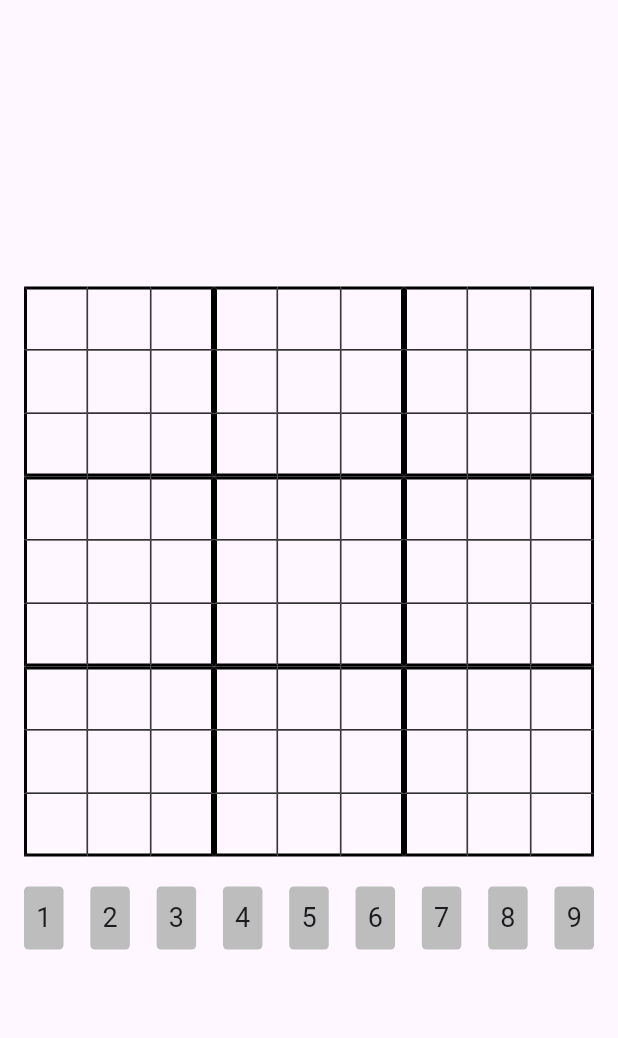
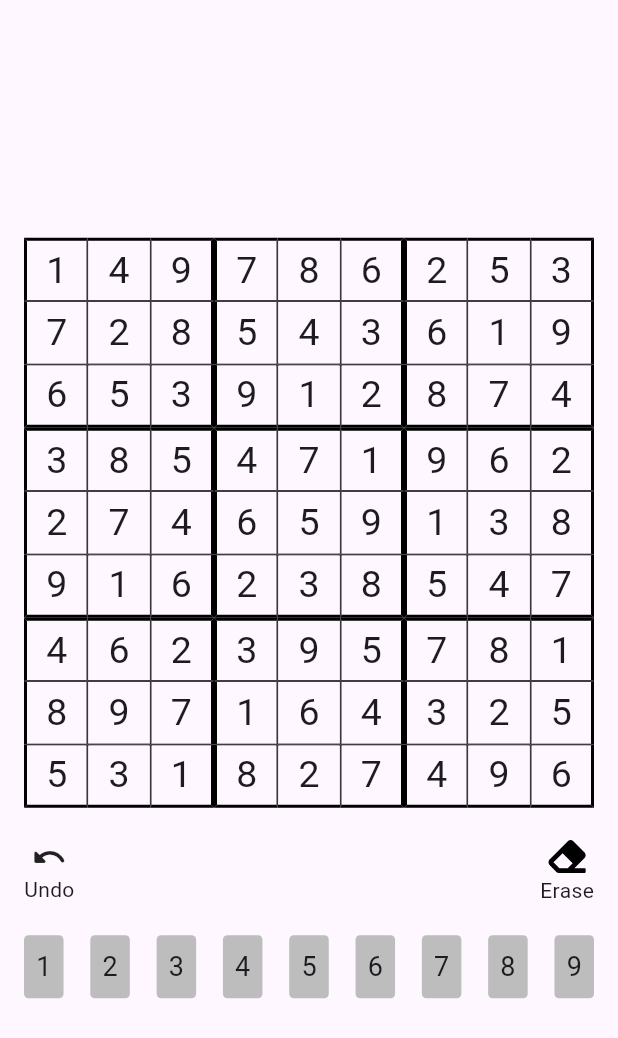
Before and after one commit to SyedAbdulNafay/Sudoku, a Flutter app: the screen it shows after launch, on a phone screen of 412 x 824 dp. Shown: the top 1038 px of the screen. Run offline on Flutter 3.47's test engine with Material 3 defaults, Android fonts, the phone set to English and light mode, and no system bars; our stand-ins replace flutter_svg, get.

Commit message:
Complete Sudoku board generator is created, which is successfully creating a Sudoku Board

```diff
--- /dev/null
+++ b/lib/models/sudoku_generator.dart
@@ -0,0 +1,45 @@
+import 'dart:math';
+
+class SudokuGenerator {
+  final Random _rand = Random();
+
+  // Generate a full, valid board
+  List<List<int>> generateFullBoard() {
+    final board = List.generate(9, (_) => List.filled(9, 0));
+    _fillBoard(board, 0, 0);
+    return board;
+  }
+
+  bool _fillBoard(List<List<int>> board, int row, int col) {
+    if (row == 9) return true;
+    if (col == 9) return _fillBoard(board, row + 1, 0);
+
+    final numbers = List.generate(9, (i) => i + 1)..shuffle(_rand);
+
+    for (int number in numbers) {
+      if (_isValid(board, row, col, number)) {
+        board[row][col] = number;
+        if (_fillBoard(board, row, col + 1)) return true;
+        board[row][col] = 0;
+      }
+    }
+
+    return false;
+  }
+
+  bool _isValid(List<List<int>> board, int row, int col, int number) {
+    for (int i = 0; i < 9; i++) {
+      if (board[row][i] == number || board[i][col] == number) return false;
+    }
+
+    int startRow = (row ~/ 3) * 3;
+    int startCol = (col ~/ 3) * 3;
+    for (int r = 0; r < 3; r++) {
+      for (int c = 0; c < 3; c++) {
+        if (board[startRow + r][startCol + c] == number) return false;
+      }
+    }
+
+    return true;
+  }
+}
--- a/lib/pages/home_page.dart
+++ b/lib/pages/home_page.dart
@@ -1,7 +1,9 @@
 import 'package:flutter/material.dart';
+import 'package:flutter_svg/flutter_svg.dart';
 import 'package:get/get.dart';
 import 'package:sudoku/controllers/animation_controller.dart';
 import 'package:sudoku/controllers/sudoku_controller.dart';
+import 'package:sudoku/services/widgets/function_button.dart';
 import 'package:sudoku/services/widgets/number_block.dart';
 import 'package:sudoku/services/widgets/sudoku_cell.dart';
 
@@ -47,6 +49,22 @@ class HomePage extends StatelessWidget {
               ),
             ),
             const SizedBox(height: 20),
+            Row(
+              mainAxisAlignment: MainAxisAlignment.spaceBetween,
+              children: [
+                const FunctionButton(
+                    text: "Undo", icon: Icon(Icons.undo_rounded)),
+                FunctionButton(
+                  text: "Erase",
+                  icon: SvgPicture.asset(
+                    'assets/svg/eraser.svg',
+                    height: 25,
+                  ),
+                  onTap: () => sudokuController.erase(),
+                ),
+              ],
+            ),
+            const SizedBox(height: 20),
             Obx(() => Row(
                   mainAxisAlignment: MainAxisAlignment.spaceBetween,
                   children: List.generate(9, (index) {
--- /dev/null
+++ b/lib/services/widgets/function_button.dart
@@ -0,0 +1,23 @@
+import 'package:flutter/material.dart';
+
+class FunctionButton extends StatelessWidget {
+  final String text;
+  final Widget icon;
+  final void Function()? onTap;
+  const FunctionButton({
+    super.key,
+    required this.text,
+    required this.icon,
+    this.onTap,
+  });
+
+  @override
+  Widget build(BuildContext context) {
+    return GestureDetector(
+      onTap: onTap,
+      child: Column(
+        children: [icon, Text(text)],
+      ),
+    );
+  }
+}
--- a/lib/services/widgets/sudoku_cell.dart
+++ b/lib/services/widgets/sudoku_cell.dart
@@ -27,7 +27,7 @@ class SudokuCell extends StatelessWidget {
         sudokuController.selectedCol.value,
       );
 
-      final cellValue = sudokuController.sudokuBoard[row][col];
+      int cellValue = sudokuController.sudokuBoard[row][col];
 
       return GestureDetector(
         onTap: onTap,
```
Also changed, not shown: lib/controllers/sudoku_controller.dart (+20 -0 lines), lib/pages/lab.dart (deleted, +0 -34 lines), pubspec.yaml (+4 -6 lines), assets/svg/eraser-icon.svg (added), assets/svg/eraser.svg (added), pubspec.lock.
